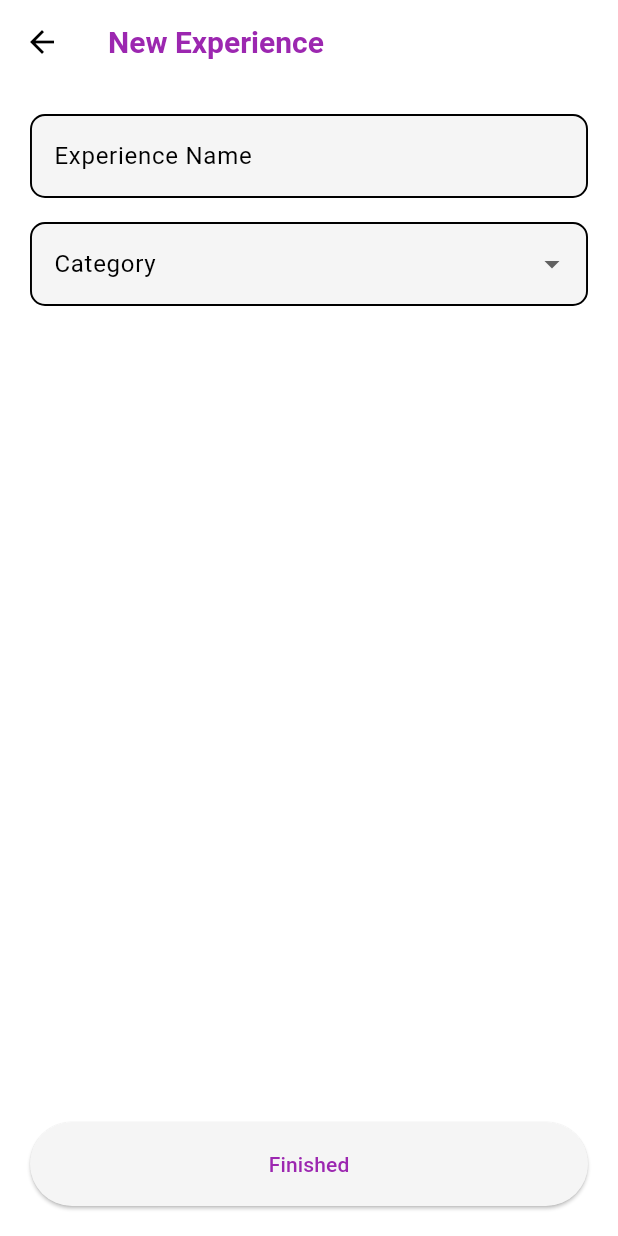
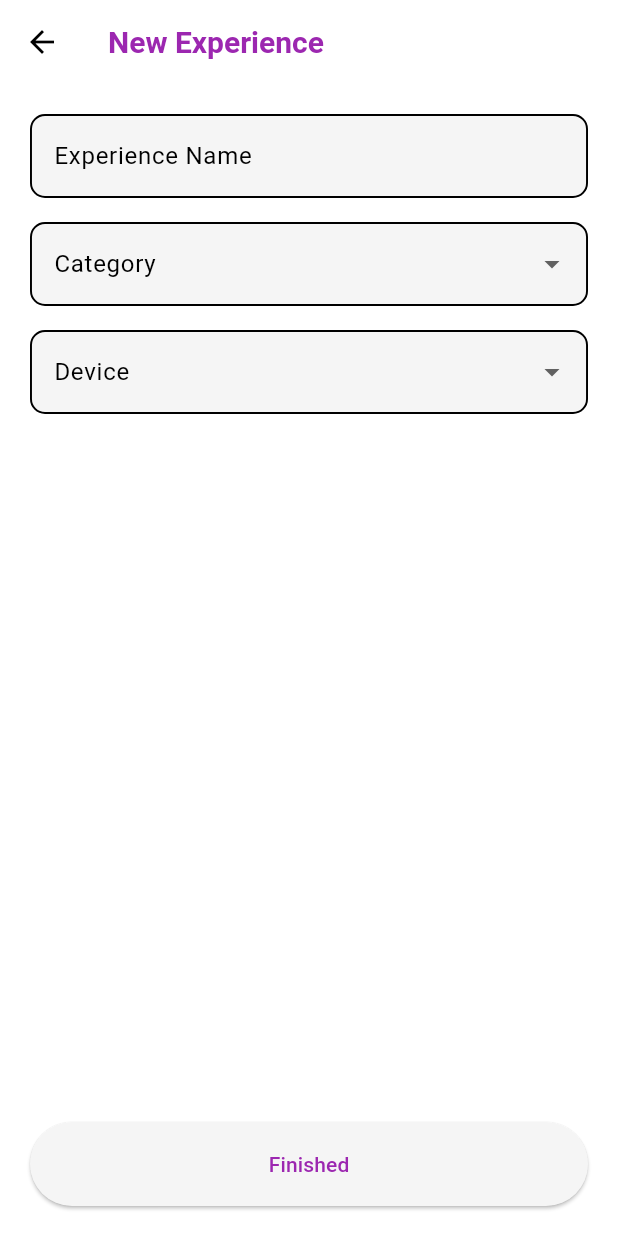
Before and after one commit to Gabnuggetboy/cloudd_flutter, a Flutter app: the ExperienceDetailsPage screen opened directly, on a phone screen of 412 x 824 dp. Run offline on Flutter 3.47's test engine with Material 3 defaults, Android fonts, the phone set to English and light mode, and no system bars; our stand-ins replace animate_do, cloud_firestore, firebase_auth, firebase_core, image_picker, shared_preferences; missing offline and left inert: flex_color_picker; accounts and stored records are empty.

Commit message:
Merged experience_details page
Followings were added:
- delete button
- device list

```diff
--- a/lib/manager/experience_details.dart
+++ b/lib/manager/experience_details.dart
@@ -14,6 +14,9 @@ class ExperienceDetailsPage extends StatefulWidget {
 class _ExperienceDetailsPageState extends State<ExperienceDetailsPage> {
   final TextEditingController _nameController = TextEditingController();
   String? selectedCategory;
+  String? selectedDevice;
+
+
 
   final List<String> categories = [
     "Adventure",
@@ -21,6 +24,14 @@ class _ExperienceDetailsPageState extends State<ExperienceDetailsPage> {
     "Entertainment",
     "Learning",
     "Wellness",
+  ];
+
+  final List<String> devices = [
+    "iCube",
+    "iRig",
+    "iTiles",
+    "iCreate",
+    "Storytime",
   ];
 
   bool enabled = true;
@@ -45,12 +56,28 @@ class _ExperienceDetailsPageState extends State<ExperienceDetailsPage> {
     _nameController.text = data["name"];
     selectedCategory = data["category"];
     enabled = data["enabled"];
+    selectedDevice = data["devices"];
+
+
 
     setState(() {});
   }
 
   Future<void> _save() async {
     final currentUser = FirebaseAuth.instance.currentUser;
+
+    if (_nameController.text.trim().isEmpty ||
+        selectedCategory == null ||
+        selectedDevice == null) {
+      ScaffoldMessenger.of(context).showSnackBar(
+        const SnackBar(
+          content: Text("Please fill in all fields before continuing."),
+          backgroundColor: Colors.red,
+        ),
+      );
+      return; // Stop save
+    }
+
     if (currentUser == null) {
       ScaffoldMessenger.of(
         context,
@@ -66,6 +93,7 @@ class _ExperienceDetailsPageState extends State<ExperienceDetailsPage> {
         "category": selectedCategory,
         "enabled": enabled,
         "last_updated": Timestamp.now(),
+        "device": selectedDevice
       });
     } else {
       await ref.add({
@@ -74,11 +102,48 @@ class _ExperienceDetailsPageState extends State<ExperienceDetailsPage> {
         "enabled": true,
         "managerId": currentUser.uid,
         "last_updated": Timestamp.now(),
+        "device": selectedDevice,
       });
     }
 
     Navigator.pop(context);
   }
+
+   Future<void> _deleteExperience() async {
+  showDialog(
+    context: context,
+    builder: (context) {
+      return AlertDialog(
+        title: const Text("Confirm Delete"),
+        content: const Text(
+          "Are you sure you want to delete this experience?"
+        ),
+        actions: [
+          TextButton(
+            onPressed: () => Navigator.pop(context), // Close dialog
+            child: const Text("No"),
+          ),
+          TextButton(
+            onPressed: () async {
+              // Perform delete
+              await FirebaseFirestore.instance
+                  .collection("Experiences")
+                  .doc(widget.experienceId)
+                  .delete();
+
+              Navigator.pop(context); // Close dialog
+              Navigator.pop(context); // Back to experiences page
+            },
+            child: const Text(
+              "Yes",
+              style: TextStyle(color: Colors.red),
+            ),
+          ),
+        ],
+      );
+    },
+  );
+}
 
   @override
   Widget build(BuildContext context) {
@@ -110,8 +175,41 @@ class _ExperienceDetailsPageState extends State<ExperienceDetailsPage> {
               },
             ),
 
+       const SizedBox(height: 16),
+
+            DropdownButtonFormField<String>(
+              value: selectedDevice,
+              decoration: const InputDecoration(labelText: "Device"),
+              items: devices
+                  .map((c) =>
+                      DropdownMenuItem(value: c, child: Text(c)))
+                  .toList(),
+              onChanged: (value) {
+                setState(() {
+                  selectedDevice = value;
+                });
+              },
+            ),
+
             const Spacer(),
-
+            if (editing)
+              Padding(
+                padding: const EdgeInsets.only(bottom: 12),
+                child: SizedBox(
+                  width: double.infinity,
+                  height: 56,
+                  child: ElevatedButton(
+                    style: ElevatedButton.styleFrom(
+                      backgroundColor: Colors.red,
+                    ),
+                    onPressed: _deleteExperience,
+                    child: const Text(
+                      "Delete",
+                      style: TextStyle(color: Colors.white),
+                    ),
+                  ),
+                ),
+              ),
             SizedBox(
               width: double.infinity,
               height: 56,
```
